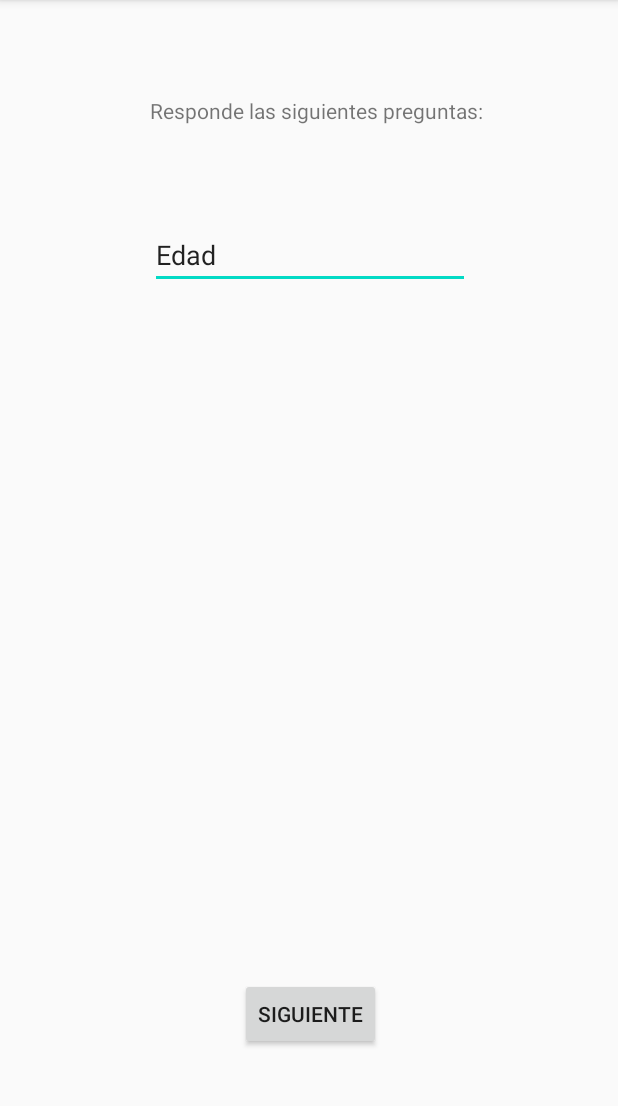
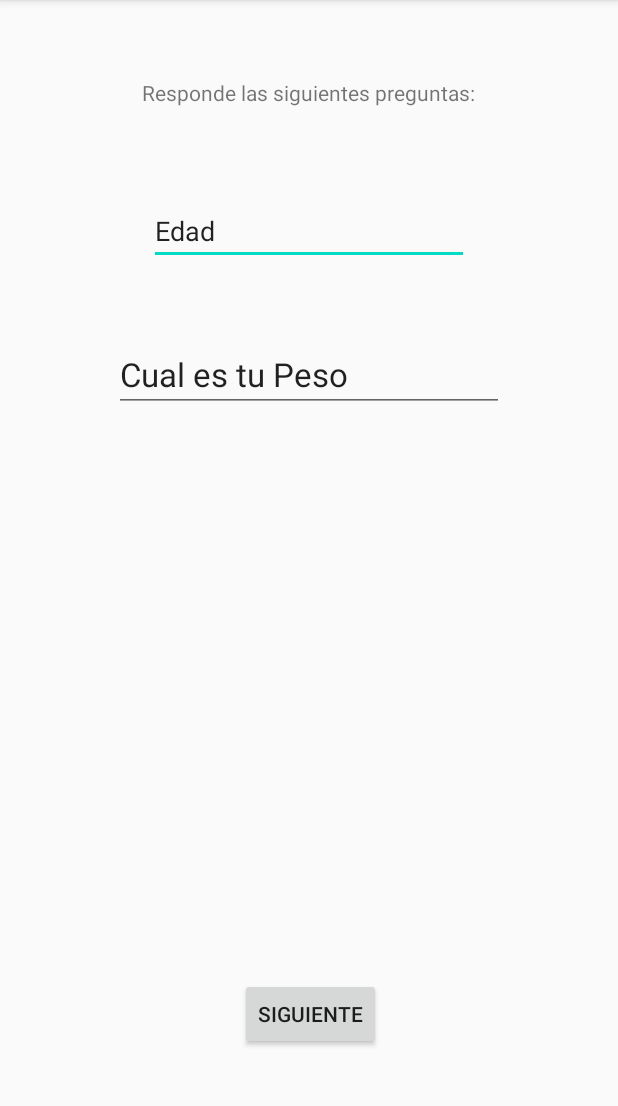
Before and after one commit to soupbizkit/Fitdemic, an Android app: the PreguntasActivity screen opened directly, with no data from a screen before it, on a phone screen of 412 x 824 dp, the part 84-1190 px from its top. Run offline under Robolectric (Android 15) with nearby library versions, the phone set to English and light mode, and no system bars.

Commit message:
agregue el edit text para preguntar el peso

```diff
--- a/app/src/main/res/layout/activity_preguntas.xml
+++ b/app/src/main/res/layout/activity_preguntas.xml
@@ -10,9 +10,10 @@
         android:id="@+id/textView"
         android:layout_width="wrap_content"
         android:layout_height="wrap_content"
-        android:layout_marginStart="100dp"
-        android:layout_marginTop="64dp"
+        android:layout_marginTop="52dp"
         android:text="@string/preguntas"
+        app:layout_constraintEnd_toEndOf="parent"
+        app:layout_constraintHorizontal_bias="0.497"
         app:layout_constraintStart_toStartOf="parent"
         app:layout_constraintTop_toTopOf="parent" />
 
@@ -20,11 +21,11 @@
         android:id="@+id/etEdad"
         android:layout_width="wrap_content"
         android:layout_height="wrap_content"
-        android:layout_marginStart="100dp"
-        android:layout_marginTop="64dp"
+        android:layout_marginTop="60dp"
         android:ems="10"
         android:inputType="textPersonName"
         android:text="Edad"
+        app:layout_constraintEnd_toEndOf="parent"
         app:layout_constraintStart_toStartOf="parent"
         app:layout_constraintTop_toBottomOf="@+id/textView" />
 
@@ -37,4 +38,17 @@
         android:text="@string/botonSiguiente"
         app:layout_constraintBottom_toBottomOf="parent"
         app:layout_constraintStart_toStartOf="parent" />
+
+    <EditText
+        android:id="@+id/etPeso"
+        android:text="@string/cualEsTuPeso"
+        android:textSize="22dp"
+        android:layout_width="wrap_content"
+        android:layout_height="wrap_content"
+        android:layout_marginTop="48dp"
+        android:ems="10"
+        android:inputType="number"
+        app:layout_constraintEnd_toEndOf="parent"
+        app:layout_constraintStart_toStartOf="parent"
+        app:layout_constraintTop_toBottomOf="@+id/etEdad" />
 </androidx.constraintlayout.widget.ConstraintLayout>
--- a/app/src/main/res/values/strings.xml
+++ b/app/src/main/res/values/strings.xml
@@ -2,4 +2,5 @@
     <string name="app_name">Fitdemic</string>
     <string name="preguntas">Responde las siguientes preguntas: </string>
     <string name="botonSiguiente">Siguiente</string>
+    <string name="cualEsTuPeso">Cual es tu Peso</string>
 </resources>
```
